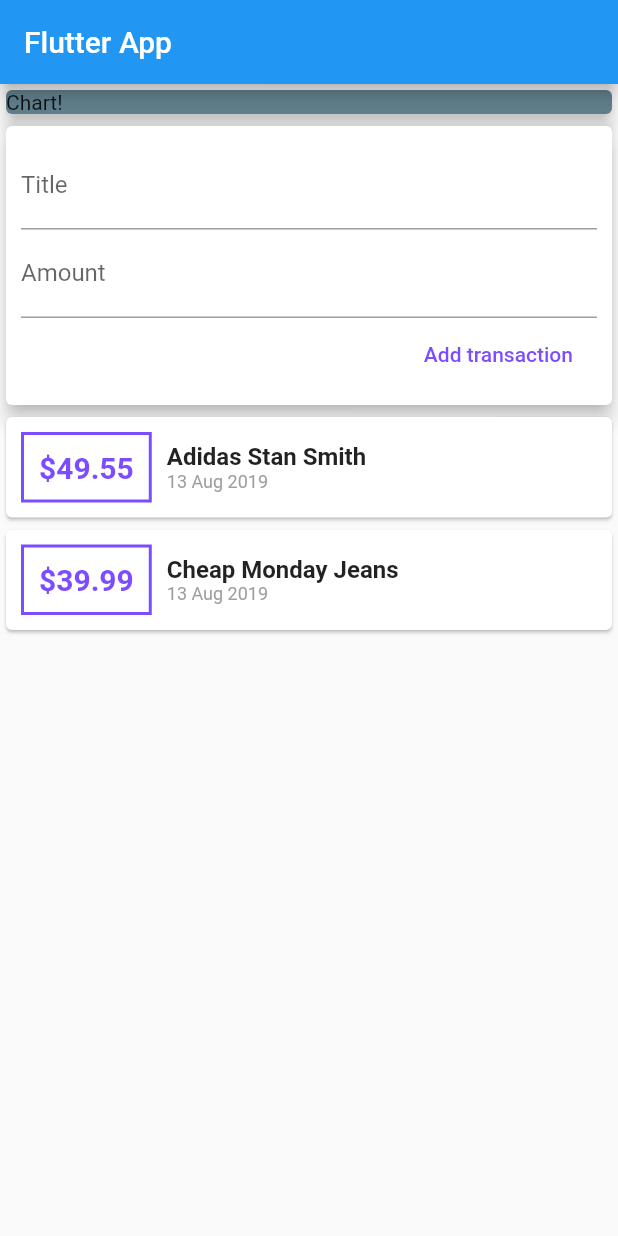
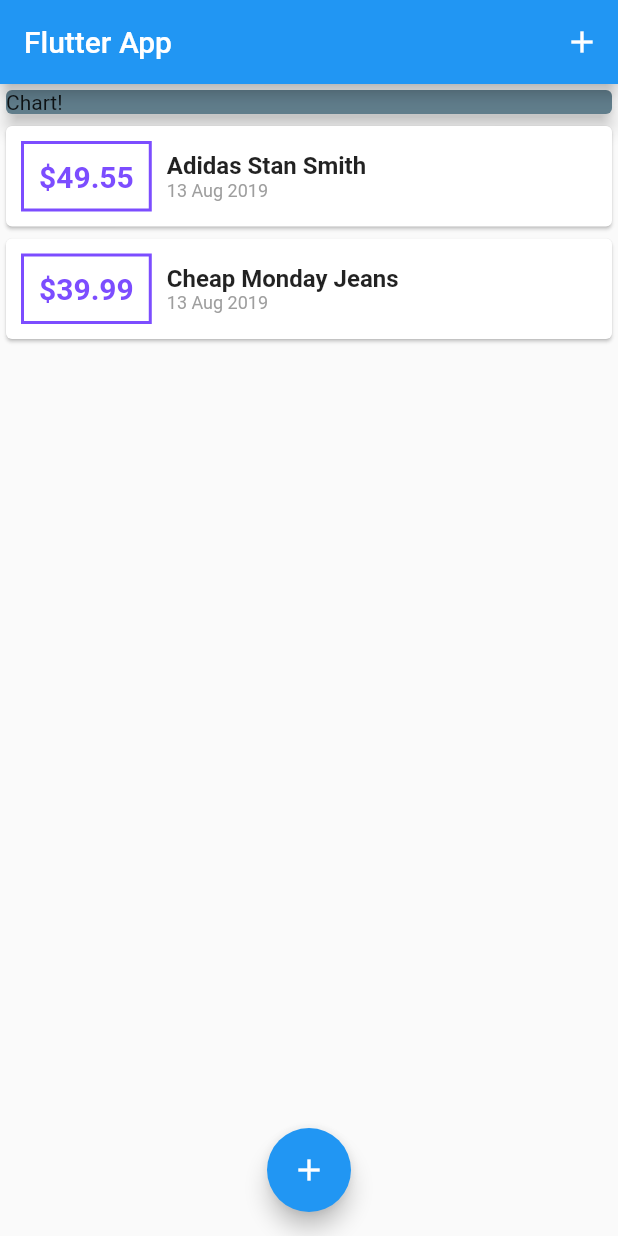
Before and after one commit to Haugen/flutter, a Flutter app: the screen it shows after launch, on a phone screen of 412 x 824 dp. Run offline on Flutter 3.47's test engine with Material 2 defaults, Android fonts, the phone set to English and light mode, and no system bars.

Commit message:
Reorganizing the app a bit and improved the current functionality.

```diff
--- a/expenses/lib/main.dart
+++ b/expenses/lib/main.dart
@@ -1,6 +1,8 @@
 import 'package:flutter/material.dart';
 
-import './widgets/user_transactions.dart';
+import './widgets/new_transaction.dart';
+import './widgets/transaction_list.dart';
+import './models/transaction.dart';
 
 void main() => runApp(MyApp());
 
@@ -14,17 +16,64 @@ class MyApp extends StatelessWidget {
   }
 }
 
-class MyHomePage extends StatelessWidget {
-  // String titleInput;
-  // String amountInput;
-  final titleController = TextEditingController();
-  final amountController = TextEditingController();
+class MyHomePage extends StatefulWidget {
+  @override
+  _MyHomePageState createState() => _MyHomePageState();
+}
+
+class _MyHomePageState extends State<MyHomePage> {
+  final List<Transaction> _userTransactions = [
+    Transaction(
+      id: '1',
+      title: 'Adidas Stan Smith',
+      amount: 49.55,
+      date: DateTime.now(),
+    ),
+    Transaction(
+      id: '2',
+      title: 'Cheap Monday Jeans',
+      amount: 39.99,
+      date: DateTime.now(),
+    ),
+  ];
+
+  void _addNewTransaction(String txTitle, double txAmount) {
+    final newTx = Transaction(
+      title: txTitle,
+      amount: txAmount,
+      date: DateTime.now(),
+      id: DateTime.now().toString(),
+    );
+
+    setState(() {
+      _userTransactions.add(newTx);
+    });
+  }
+
+  void _startAddNewTransaction(BuildContext ctx) {
+    showModalBottomSheet(
+        context: ctx,
+        builder: (_) {
+          return NewTransaction(_addNewTransaction);
+        });
+  }
 
   @override
   Widget build(BuildContext context) {
     return Scaffold(
+      floatingActionButton: FloatingActionButton(
+        child: Icon(Icons.add),
+        onPressed: () => _startAddNewTransaction(context),
+      ),
+      floatingActionButtonLocation: FloatingActionButtonLocation.centerFloat,
       appBar: AppBar(
         title: Text('Flutter App'),
+        actions: <Widget>[
+          IconButton(
+            icon: Icon(Icons.add),
+            onPressed: () => _startAddNewTransaction(context),
+          )
+        ],
       ),
       body: Column(
         crossAxisAlignment: CrossAxisAlignment.stretch,
@@ -36,7 +85,7 @@ class MyHomePage extends StatelessWidget {
               child: Text("Chart!"),
             ),
           ),
-          UserTransactions(),
+          TransactionList(_userTransactions),
         ],
       ),
     );
--- a/expenses/lib/widgets/transaction_list.dart
+++ b/expenses/lib/widgets/transaction_list.dart
@@ -10,8 +10,11 @@ class TransactionList extends StatelessWidget {
 
   @override
   Widget build(BuildContext context) {
-    return Column(
-      children: transactions.map((tx) {
+    return Container(
+      height: 300,
+      child: ListView.builder(
+        itemCount: transactions.length,
+        itemBuilder: (ctx, index) {
           return Card(
             child: Row(
               children: <Widget>[
@@ -26,7 +29,7 @@ class TransactionList extends StatelessWidget {
                     ),
                   ),
                   child: Text(
-                  '\$${tx.amount}',
+                    '\$${transactions[index].amount.toStringAsFixed(2)}',
                     style: TextStyle(
                       fontWeight: FontWeight.bold,
                       fontSize: 20,
@@ -39,14 +42,15 @@ class TransactionList extends StatelessWidget {
                   mainAxisAlignment: MainAxisAlignment.end,
                   children: <Widget>[
                     Text(
-                    tx.title,
+                      transactions[index].title,
                       style: TextStyle(
                         fontSize: 16,
                         fontWeight: FontWeight.bold,
                       ),
                     ),
                     Text(
-                    DateFormat('dd MMM yyyy').format(tx.date),
+                      DateFormat('dd MMM yyyy')
+                          .format(transactions[index].date),
                       style: TextStyle(
                         color: Colors.grey,
                         fontSize: 12,
@@ -57,7 +61,8 @@ class TransactionList extends StatelessWidget {
               ],
             ),
           );
-      }).toList(),
+        },
+      ),
     );
   }
 }
--- a/expenses/lib/widgets/user_transactions.dart
+++ /dev/null
@@ -1,50 +0,0 @@
-import 'package:flutter/material.dart';
-
-import './transaction_list.dart';
-import './new_transaction.dart';
-import '../models/transaction.dart';
-
-class UserTransactions extends StatefulWidget {
-  @override
-  _UserTransactionsState createState() => _UserTransactionsState();
-}
-
-class _UserTransactionsState extends State<UserTransactions> {
-  final List<Transaction> _userTransactions = [
-    Transaction(
-      id: '1',
-      title: 'Adidas Stan Smith',
-      amount: 49.55,
-      date: DateTime.now(),
-    ),
-    Transaction(
-      id: '2',
-      title: 'Cheap Monday Jeans',
-      amount: 39.99,
-      date: DateTime.now(),
-    ),
-  ];
-
-  void _addNewTransaction(String txTitle, double txAmount) {
-    final newTx = Transaction(
-      title: txTitle,
-      amount: txAmount,
-      date: DateTime.now(),
-      id: DateTime.now().toString(),
-    );
-
-    setState(() {
-      _userTransactions.add(newTx);
-    });
-  }
-
-  @override
-  Widget build(BuildContext context) {
-    return Column(
-      children: <Widget>[
-        NewTransaction(_addNewTransaction),
-        TransactionList(_userTransactions),
-      ],
-    );
-  }
-}
```
Also changed, not shown: expenses/lib/widgets/new_transaction.dart (+26 -11 lines), 3 other files. Lines whose indentation alone changed are shown as unchanged.
